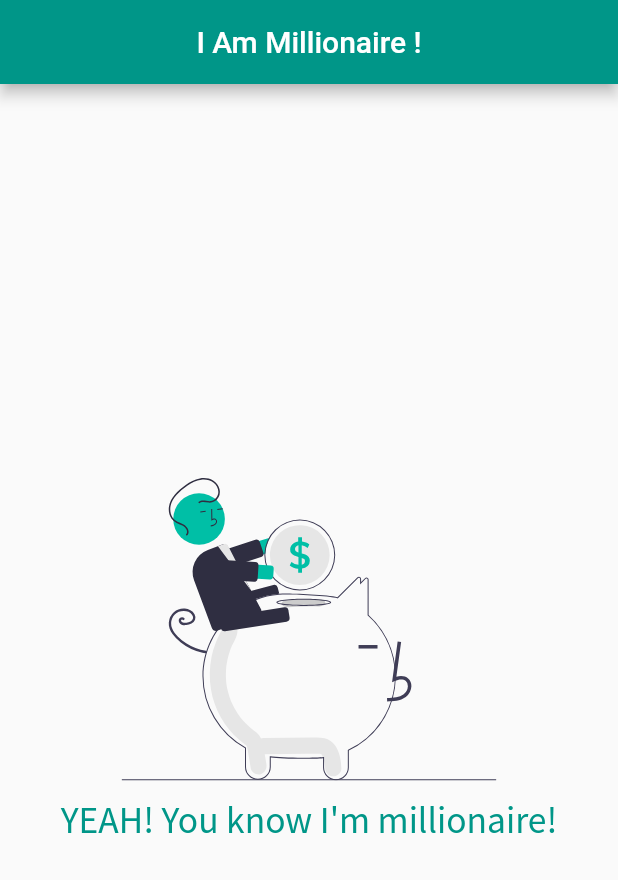
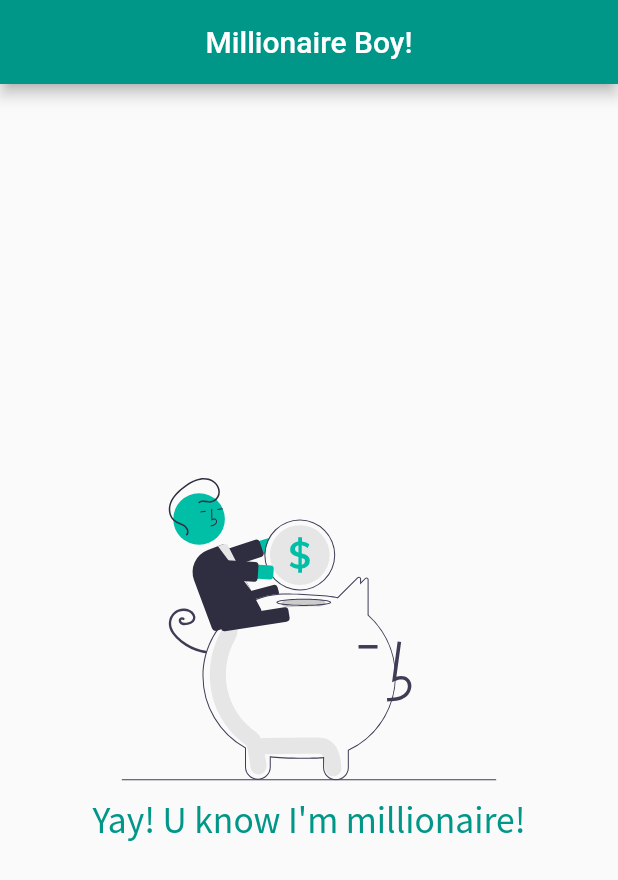
Before and after one commit to Ahmtluu/i_am_millionaire, a Flutter app: the screen it shows after launch, on a phone screen of 412 x 824 dp. Shown: the top 880 px of the screen. Run offline on Flutter 3.47's test engine with Material 2 defaults, Android fonts, the phone set to English and light mode, and no system bars; our stand-ins replace flutter_svg.

Commit message:
Update main.dart

```diff
--- a/lib/main.dart
+++ b/lib/main.dart
@@ -16,7 +16,7 @@ class I_am_millionaire extends StatelessWidget {
           home: Scaffold(
             appBar: AppBar(
               backgroundColor: Colors.teal,
-              title: Center(child: Text("I Am Millionaire !")),
+              title: Center(child: Text("Millionaire Boy!")),
             ),
             body: Center(
               child: Column(
@@ -27,7 +27,7 @@ class I_am_millionaire extends StatelessWidget {
                     width: 250,
                   ),
                   SizedBox(height: 10,),
-                  Text("YEAH! You know I'm millionaire!",
+                  Text("Yay! U know I'm millionaire!",
                     style: TextStyle(
                       fontSize: 25,
                       fontFamily:"Source Sans Pro",
```
